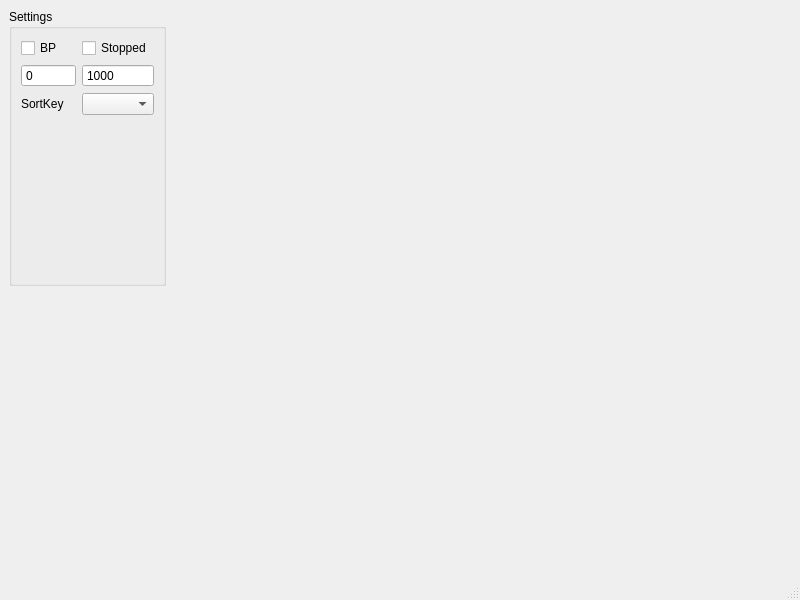
Theserich/RATS, file UIFiles/CalibrationPlot.ui: the form before one commit.
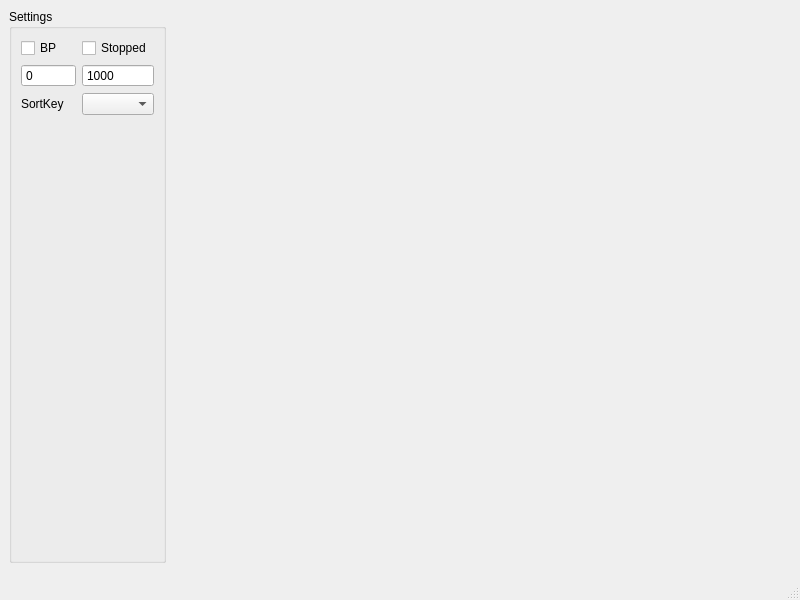
The form after the commit.

Commit message: CalibrationCurve plot implemented

Diff of the .ui file:
```diff
--- a/UIFiles/CalibrationPlot.ui
+++ b/UIFiles/CalibrationPlot.ui
@@ -17,6 +17,12 @@
    <layout class="QGridLayout" name="gridLayout">
     <item row="1" column="1">
      <widget class="QGroupBox" name="groupBox">
+      <property name="sizePolicy">
+       <sizepolicy hsizetype="Preferred" vsizetype="MinimumExpanding">
+        <horstretch>0</horstretch>
+        <verstretch>0</verstretch>
+       </sizepolicy>
+      </property>
       <property name="title">
        <string>Settings</string>
       </property>
```
The commit also changes 1 other file.
